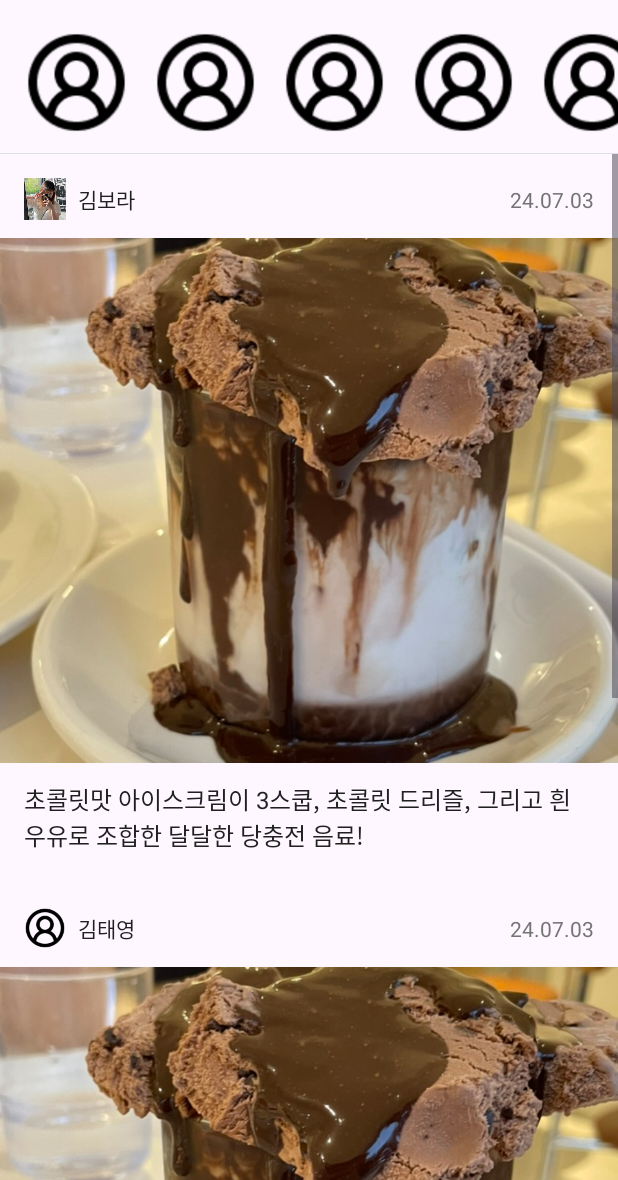
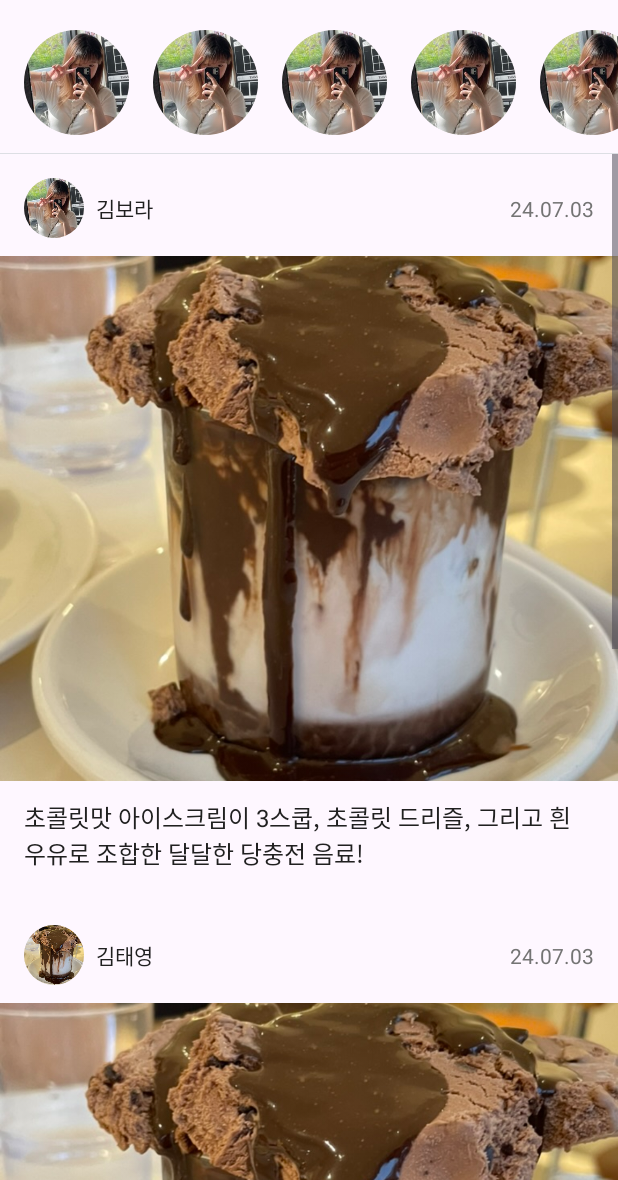
Before and after one commit to ImGaram/harmony_cafe, an Android app: the layout activity_home.xml on its own in the app's theme, with its tools: preview values and no code run, on a phone screen of 412 x 824 dp, the part 56-1236 px from its top. Run offline under Robolectric (Android 15) with nearby library versions, the phone set to English and light mode, and no system bars.

Commit message:
수정 : 이미지 둥글게 처리 및 scrollview 마지막 elem에 marginBottom 추가

```diff
--- a/app/src/main/AndroidManifest.xml
+++ b/app/src/main/AndroidManifest.xml
@@ -14,7 +14,14 @@
         tools:targetApi="31" >
         <activity
             android:name=".HomeActivity"
-            android:exported="false" />
+            android:exported="true">
+            <intent-filter>
+                <action android:name="android.intent.action.MAIN" />
+
+                <category android:name="android.intent.category.LAUNCHER" />
+            </intent-filter>
+
+        </activity>
         <activity
             android:name=".DetailActivity"
             android:exported="false" />
@@ -26,12 +33,12 @@
             android:exported="false" />
         <activity
             android:name=".LogInActivity"
-            android:exported="true" >
-            <intent-filter>
-                <action android:name="android.intent.action.MAIN" />
+            android:exported="false" >
+<!--            <intent-filter>-->
+<!--                <action android:name="android.intent.action.MAIN" />-->
 
-                <category android:name="android.intent.category.LAUNCHER" />
-            </intent-filter>
+<!--                <category android:name="android.intent.category.LAUNCHER" />-->
+<!--            </intent-filter>-->
         </activity>
     </application>
 
--- a/app/src/main/java/com/harmony6/harmony_cafe/HomeActivity.kt
+++ b/app/src/main/java/com/harmony6/harmony_cafe/HomeActivity.kt
@@ -1,6 +1,7 @@
 package com.harmony6.harmony_cafe
 
 import android.os.Bundle
+import android.widget.ImageView
 import androidx.activity.enableEdgeToEdge
 import androidx.appcompat.app.AppCompatActivity
 import androidx.core.view.ViewCompat
@@ -16,5 +17,8 @@ class HomeActivity : AppCompatActivity() {
             v.setPadding(systemBars.left, systemBars.top, systemBars.right, systemBars.bottom)
             insets
         }
+
+        val feedProfileImage = findViewById<ImageView>(R.id.home_feed_title_profile1)
+//        binding.ivUserImage.clipToOutline = true
     }
 }
--- /dev/null
+++ b/app/src/main/res/drawable/bg_home_profile_image.xml
@@ -0,0 +1,5 @@
+<?xml version="1.0" encoding="utf-8"?>
+<shape xmlns:android="http://schemas.android.com/apk/res/android">
+    <solid android:color="@color/secondary" />
+    <corners android:radius="50dp" />
+</shape>
--- a/app/src/main/res/layout/activity_home.xml
+++ b/app/src/main/res/layout/activity_home.xml
@@ -61,6 +61,7 @@
         android:paddingVertical="12dp"
         android:paddingStart="16dp"
         android:scrollbars="none"
+        tools:ignore="SpeakableTextPresentCheck"
         app:layout_constraintEnd_toEndOf="parent"
         app:layout_constraintStart_toStartOf="parent"
         app:layout_constraintTop_toBottomOf="@+id/constraintLayout">
@@ -76,7 +77,9 @@
                 android:layout_height="70dp"
                 android:layout_marginEnd="16dp"
                 android:scaleType="centerCrop"
-                android:src="@drawable/ic_profile"
+                android:background="@drawable/bg_home_profile_image"
+                android:src="@drawable/home_feed_profile1"
+                android:clipToOutline="true"
                 app:layout_constraintBottom_toBottomOf="parent"
                 app:layout_constraintEnd_toEndOf="parent"
                 app:layout_constraintTop_toTopOf="parent" />
@@ -87,7 +90,9 @@
                 android:layout_height="70dp"
                 android:layout_marginEnd="16dp"
                 android:scaleType="centerCrop"
-                android:src="@drawable/ic_profile"
+                android:background="@drawable/bg_home_profile_image"
+                android:src="@drawable/home_feed_profile1"
+                android:clipToOutline="true"
                 app:layout_constraintBottom_toBottomOf="parent"
                 app:layout_constraintEnd_toEndOf="parent"
                 app:layout_constraintTop_toTopOf="parent" />
@@ -98,7 +103,9 @@
                 android:layout_height="70dp"
                 android:layout_marginEnd="16dp"
                 android:scaleType="centerCrop"
-                android:src="@drawable/ic_profile"
+                android:background="@drawable/bg_home_profile_image"
+                android:src="@drawable/home_feed_profile1"
+                android:clipToOutline="true"
                 app:layout_constraintBottom_toBottomOf="parent"
                 app:layout_constraintEnd_toEndOf="parent"
                 app:layout_constraintTop_toTopOf="parent" />
@@ -109,7 +116,9 @@
                 android:layout_height="70dp"
                 android:layout_marginEnd="16dp"
                 android:scaleType="centerCrop"
-                android:src="@drawable/ic_profile"
+                android:background="@drawable/bg_home_profile_image"
+                android:src="@drawable/home_feed_profile1"
+                android:clipToOutline="true"
                 app:layout_constraintBottom_toBottomOf="parent"
                 app:layout_constraintEnd_toEndOf="parent"
                 app:layout_constraintTop_toTopOf="parent" />
@@ -120,7 +129,9 @@
                 android:layout_height="70dp"
                 android:layout_marginEnd="16dp"
                 android:scaleType="centerCrop"
-                android:src="@drawable/ic_profile"
+                android:background="@drawable/bg_home_profile_image"
+                android:src="@drawable/home_feed_profile1"
+                android:clipToOutline="true"
                 app:layout_constraintBottom_toBottomOf="parent"
                 app:layout_constraintEnd_toEndOf="parent"
                 app:layout_constraintTop_toTopOf="parent" />
@@ -137,7 +148,8 @@
     <ScrollView
         android:layout_width="match_parent"
         android:layout_height="wrap_content"
-        app:layout_constraintTop_toBottomOf="@+id/home_divider">
+        app:layout_constraintTop_toBottomOf="@+id/home_divider"
+        android:overScrollMode="ifContentScrolls">
         <LinearLayout
             android:layout_width="match_parent"
             android:layout_height="wrap_content"
@@ -161,11 +173,13 @@
 
                     <ImageView
                         android:id="@+id/home_feed_title_profile1"
-                        android:layout_width="28dp"
-                        android:layout_height="28dp"
+                        android:layout_width="40dp"
+                        android:layout_height="40dp"
                         android:contentDescription="@string/app_name"
                         android:scaleType="centerCrop"
+                        android:background="@drawable/bg_home_profile_image"
                         android:src="@drawable/home_feed_profile1"
+                        android:clipToOutline="true"
                         app:layout_constraintBottom_toBottomOf="parent"
                         app:layout_constraintStart_toStartOf="parent"
                         app:layout_constraintTop_toTopOf="parent" />
@@ -242,11 +256,13 @@
 
                     <ImageView
                         android:id="@+id/home_feed_title_profile2"
-                        android:layout_width="28dp"
-                        android:layout_height="28dp"
+                        android:layout_width="40dp"
+                        android:layout_height="40dp"
                         android:contentDescription="@string/app_name"
                         android:scaleType="centerCrop"
-                        android:src="@drawable/ic_profile"
+                        android:background="@drawable/bg_home_profile_image"
+                        android:src="@drawable/home_feed_image1"
+                        android:clipToOutline="true"
                         app:layout_constraintBottom_toBottomOf="parent"
                         app:layout_constraintStart_toStartOf="parent"
                         app:layout_constraintTop_toTopOf="parent" />
@@ -323,11 +339,13 @@
 
                     <ImageView
                         android:id="@+id/home_feed_title_profile3"
-                        android:layout_width="28dp"
-                        android:layout_height="28dp"
+                        android:layout_width="40dp"
+                        android:layout_height="40dp"
                         android:contentDescription="@string/app_name"
                         android:scaleType="centerCrop"
-                        android:src="@drawable/ic_profile"
+                        android:background="@drawable/bg_home_profile_image"
+                        android:src="@drawable/home_feed_image1"
+                        android:clipToOutline="true"
                         app:layout_constraintBottom_toBottomOf="parent"
                         app:layout_constraintStart_toStartOf="parent"
                         app:layout_constraintTop_toTopOf="parent" />
@@ -391,7 +409,7 @@
                 android:layout_height="wrap_content"
                 android:orientation="vertical"
                 android:paddingVertical="16dp"
-                android:layout_marginBottom="4dp"
+                android:layout_marginBottom="142dp"
                 tools:ignore="MissingConstraints">
 
                 <androidx.constraintlayout.widget.ConstraintLayout
@@ -404,11 +422,13 @@
 
                     <ImageView
                         android:id="@+id/home_feed_title_profile4"
-                        android:layout_width="28dp"
-                        android:layout_height="28dp"
+                        android:layout_width="40dp"
+                        android:layout_height="40dp"
                         android:contentDescription="@string/app_name"
                         android:scaleType="centerCrop"
-                        android:src="@drawable/ic_profile"
+                        android:background="@drawable/bg_home_profile_image"
+                        android:src="@drawable/home_feed_image1"
+                        android:clipToOutline="true"
                         app:layout_constraintBottom_toBottomOf="parent"
                         app:layout_constraintStart_toStartOf="parent"
                         app:layout_constraintTop_toTopOf="parent" />
```
Also changed, not shown: app/src/main/res/drawable/home_feed_profile1.jpeg.
